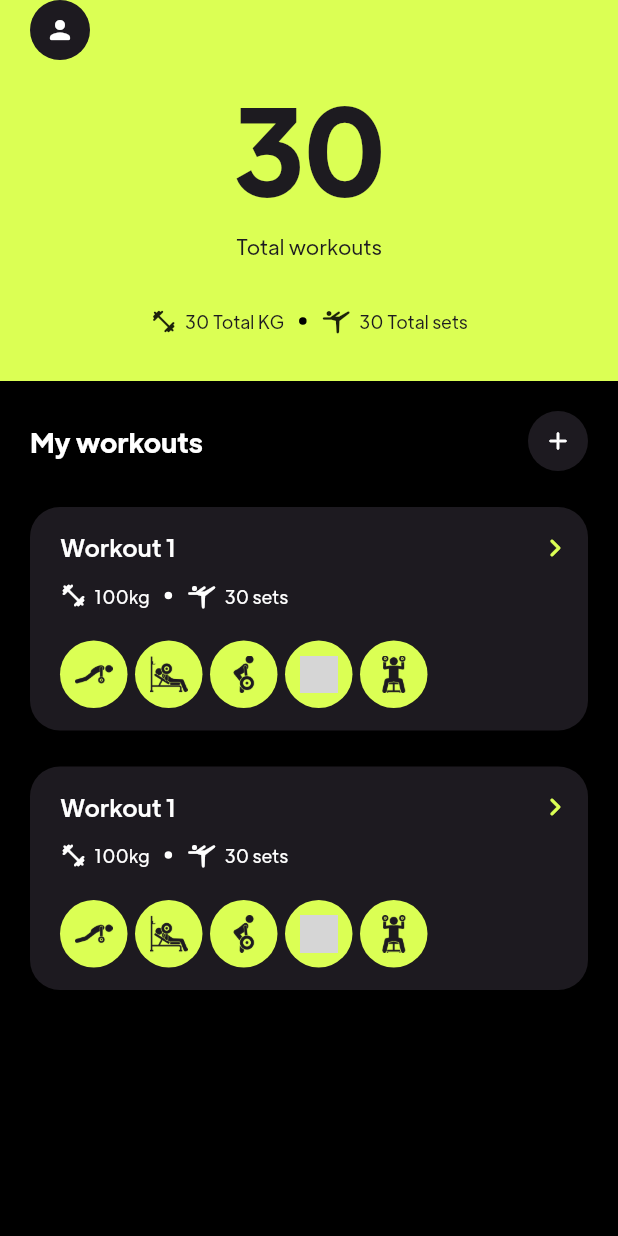
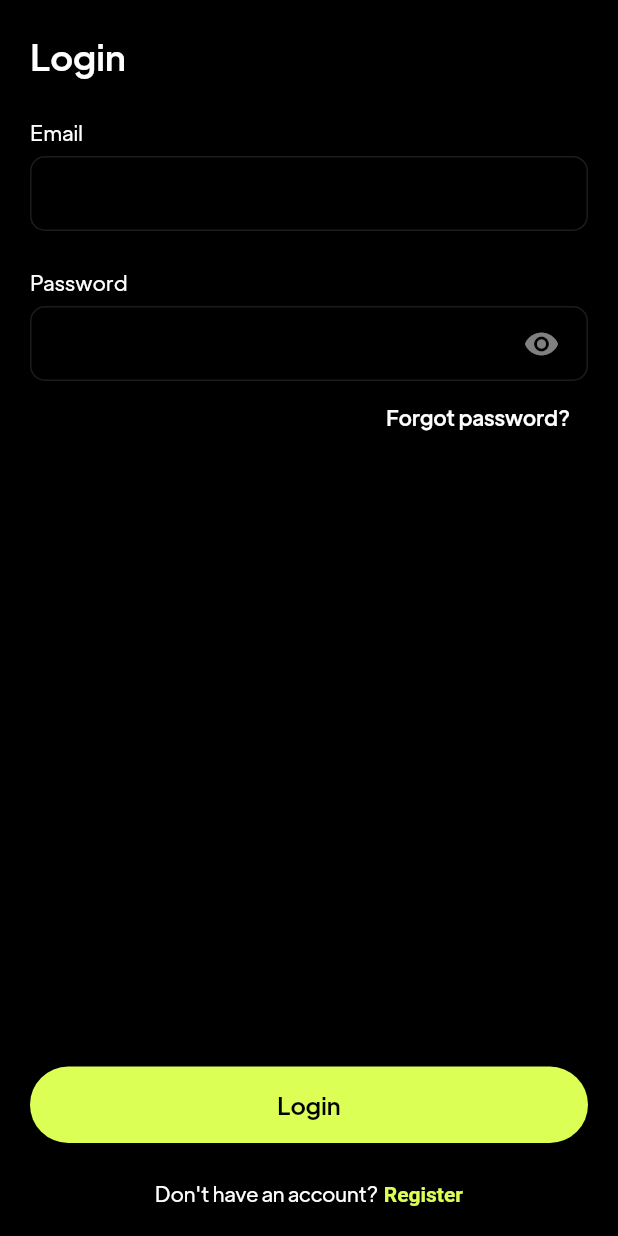
Before and after one commit to JosteveGit/magic, a Flutter app: the screen it shows after launch, on a phone screen of 412 x 824 dp. Run offline on Flutter 3.47's test engine with Material 3 defaults, Android fonts, the light colour scheme and no system bars; our stand-ins replace flutter_riverpod; grey boxes are pictures that could not be loaded.

Commit message:
Authentication UI completion

```diff
--- /dev/null
+++ b/lib/app/modules/authentication/presentation/pages/login_page.dart
@@ -0,0 +1,96 @@
+import 'package:flutter/gestures.dart';
+import 'package:flutter/material.dart';
+import 'package:flutter_riverpod/flutter_riverpod.dart';
+import 'package:magic/app/modules/authentication/presentation/pages/register_page.dart';
+import 'package:magic/app/modules/dashboard/presentation/pages/dashboard_page.dart';
+import 'package:magic/app/shared/presentation/widgets/custom_button.dart';
+import 'package:magic/app/shared/presentation/widgets/custom_textfield.dart';
+import 'package:magic/app/shared/presentation/widgets/magic_app_bar.dart';
+import 'package:magic/core/framework/theme/colors/app_theme_provider.dart';
+import 'package:magic/core/navigation/navigator.dart';
+
+class LoginPage extends ConsumerStatefulWidget {
+  const LoginPage({super.key});
+
+  @override
+  ConsumerState<ConsumerStatefulWidget> createState() => _LoginPageState();
+}
+
+class _LoginPageState extends ConsumerState<LoginPage> {
+  @override
+  Widget build(BuildContext context) {
+    final colors = ref.read(appThemeProvider).colors;
+    return Scaffold(
+      backgroundColor: colors.alwaysBlack,
+      body: Container(
+        padding: const EdgeInsets.all(20),
+        child: SafeArea(
+          child: Column(
+            children: [
+              const MagicAppBar(
+                title: "Login",
+                hasBackButton: false,
+              ),
+              Expanded(
+                child: SingleChildScrollView(
+                  child: Column(
+                    children: [
+                      const SizedBox(height: 24),
+                      const CustomTextField(
+                        headerText: "Email",
+                      ),
+                      const SizedBox(height: 24),
+                      const CustomTextField(
+                        headerText: "Password",
+                        isPassword: true,
+                      ),
+                      Align(
+                        alignment: Alignment.centerRight,
+                        child: TextButton(
+                          onPressed: () {},
+                          style: TextButton.styleFrom(
+                            foregroundColor: colors.alwaysWhite,
+                          ),
+                          child: const Text("Forgot password?"),
+                        ),
+                      ),
+                    ],
+                  ),
+                ),
+              ),
+              CustomButton(
+                text: "Login",
+                onPressed: () {
+                  pushTo(context, const DashboardPage());
+                },
+              ),
+              const SizedBox(height: 24),
+              RichText(
+                text: TextSpan(
+                  text: "Don't have an account?",
+                  style: TextStyle(
+                    color: colors.alwaysWhite,
+                    fontFamily: "PlusJakartaDisplay",
+                  ),
+                  children: [
+                    TextSpan(
+                      text: " Register",
+                      recognizer: TapGestureRecognizer()
+                        ..onTap = () {
+                          pushTo(context, const RegisterPage());
+                        },
+                      style: TextStyle(
+                        fontWeight: FontWeight.bold,
+                        color: colors.primary,
+                      ),
+                    ),
+                  ],
+                ),
+              ),
+            ],
+          ),
+        ),
+      ),
+    );
+  }
+}
--- a/lib/app/shared/presentation/widgets/custom_textfield.dart
+++ b/lib/app/shared/presentation/widgets/custom_textfield.dart
@@ -139,7 +139,7 @@ class _CustomTextFieldState extends ConsumerState<CustomTextField> {
                 ),
               ],
             ),
-            const SizedBox(height: 4),
+            const SizedBox(height: 6),
           ],
           Container(
             padding: widget.padding ??
--- a/lib/app/shared/presentation/widgets/magic_app_bar.dart
+++ b/lib/app/shared/presentation/widgets/magic_app_bar.dart
@@ -6,10 +6,12 @@ import 'package:magic/core/framework/theme/colors/app_theme_provider.dart';
 class MagicAppBar extends ConsumerWidget {
   final String title;
   final List<Widget>? trailing;
+  final bool hasBackButton;
   const MagicAppBar({
     super.key,
     required this.title,
     this.trailing,
+    this.hasBackButton = true,
   });
 
   @override
@@ -18,8 +20,10 @@ class MagicAppBar extends ConsumerWidget {
     return Column(
       crossAxisAlignment: CrossAxisAlignment.start,
       children: [
-        const MagicBackButton(),
-        const SizedBox(height: 24),
+        if (hasBackButton) ...[
+          const MagicBackButton(),
+          const SizedBox(height: 24),
+        ],
         Row(
           children: [
             Expanded(
--- a/lib/main.dart
+++ b/lib/main.dart
@@ -1,23 +1,26 @@
 import 'package:flutter/material.dart';
 import 'package:flutter_riverpod/flutter_riverpod.dart';
-import 'package:magic/app/modules/dashboard/presentation/pages/dashboard_page.dart';
+import 'package:magic/app/modules/authentication/presentation/pages/login_page.dart';
+import 'package:magic/core/framework/theme/colors/app_theme_provider.dart';
 
 void main() {
   runApp(const ProviderScope(child: MyApp()));
 }
 
-class MyApp extends StatelessWidget {
+class MyApp extends ConsumerWidget {
   const MyApp({super.key});
 
   @override
-  Widget build(BuildContext context) {
+  Widget build(BuildContext context, WidgetRef ref) {
+    final colors = ref.read(appThemeProvider).colors;
     return MaterialApp(
       title: 'Flutter Demo',
       debugShowCheckedModeBanner: false,
       theme: ThemeData(
         fontFamily: 'PlusJakartaDisplay',
+        colorScheme: ColorScheme.fromSeed(seedColor: colors.primary),
       ),
-      home: const DashboardPage(),
+      home: const LoginPage(),
     );
   }
 }
```
Also changed, not shown: lib/app/modules/authentication/presentation/pages/register_page.dart (added, +104 -0 lines).
